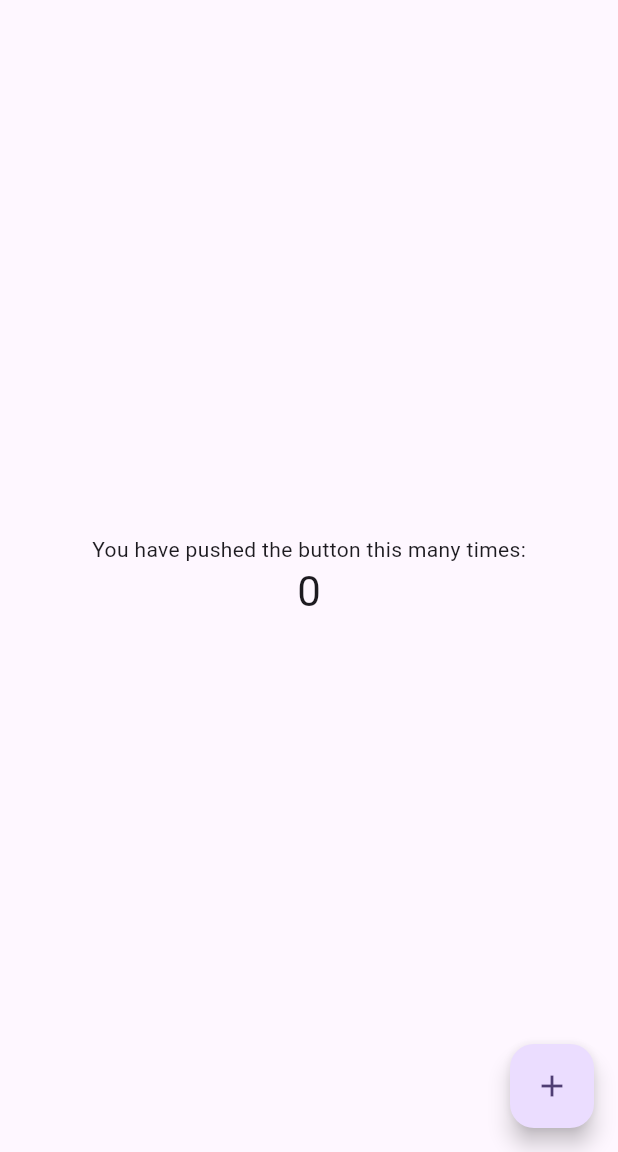
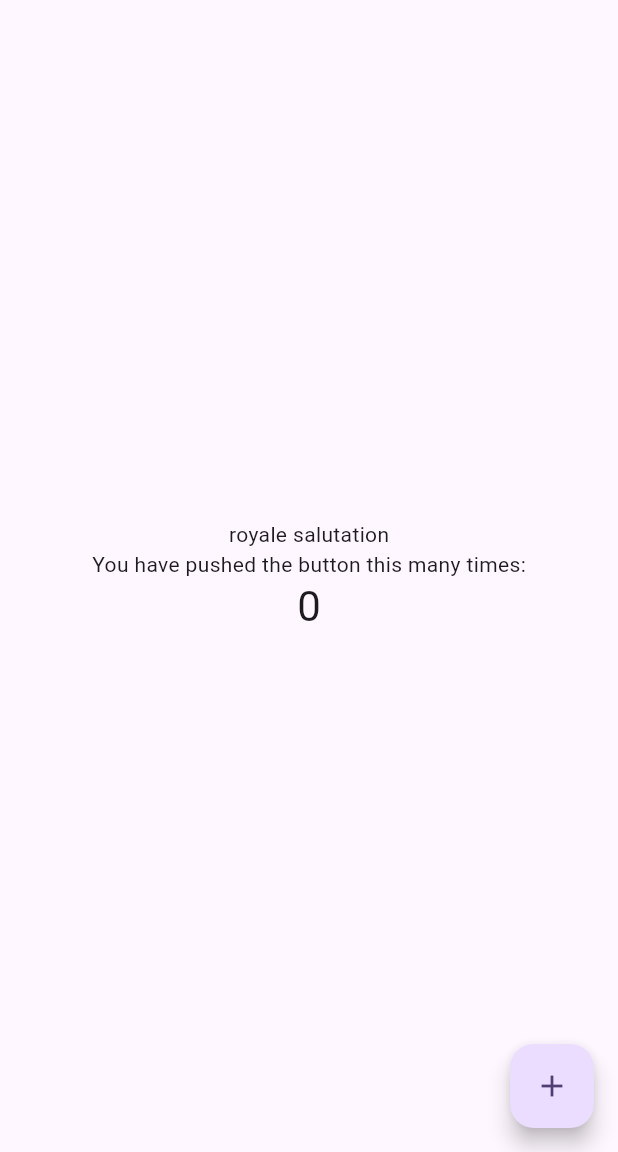
Before and after one commit to seydestroy-hub/hello, a Flutter app: the screen it shows after launch, on a phone screen of 412 x 824 dp, the part 84-1236 px from its top. Run offline on Flutter 3.47's test engine with Material 3 defaults, Android fonts, the phone set to English and light mode, and no system bars.

Commit message:
add a text

```diff
--- a/flutter_application_1/lib/main.dart
+++ b/flutter_application_1/lib/main.dart
@@ -106,6 +106,9 @@ class _MyHomePageState extends State<MyHomePage> {
           mainAxisAlignment: MainAxisAlignment.center,
           children: <Widget>[
             const Text(
+              'royale salutation',
+            ),
+            const Text(
               'You have pushed the button this many times:',
             ),
             Text(
```
